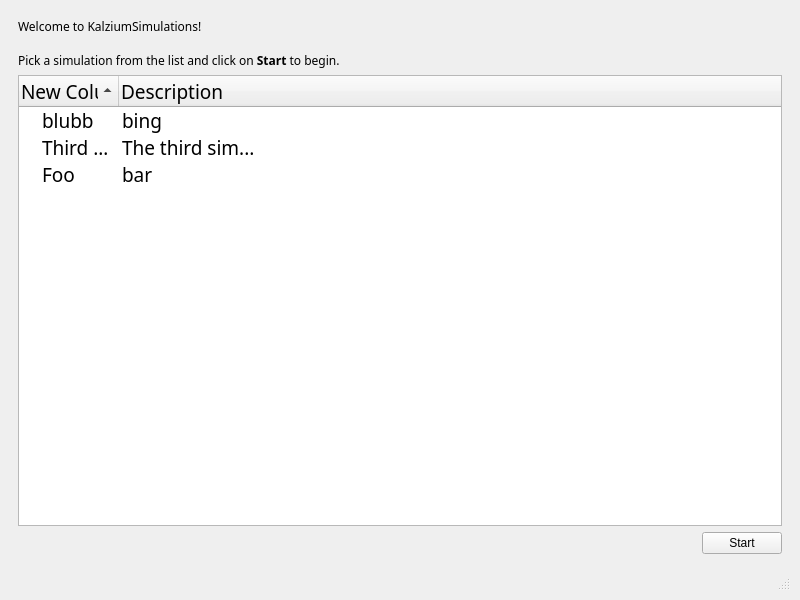
First picture: the form in simulations/maindialog.ui, repository KDE/kalzium, before the edit.
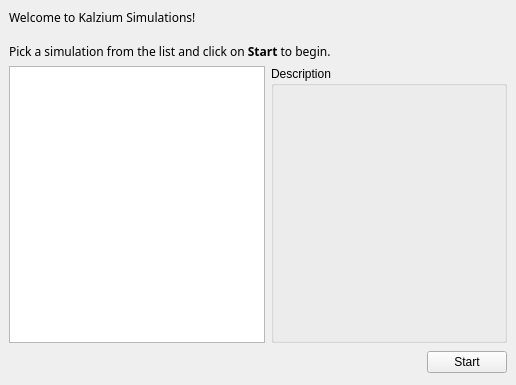
Second picture: the form after the edit.

Commit message: cer (i hope so) start dialog

```diff
--- a/simulations/maindialog.ui
+++ b/simulations/maindialog.ui
@@ -8,113 +8,133 @@
    <rect>
     <x>0</x>
     <y>0</y>
-    <width>800</width>
-    <height>600</height>
+    <width>516</width>
+    <height>385</height>
    </rect>
   </property>
   <property name="windowTitle" >
    <string>KalziumSimulations</string>
   </property>
-  <layout class="QGridLayout" >
+  <layout class="QVBoxLayout" >
    <property name="margin" >
     <number>9</number>
    </property>
    <property name="spacing" >
     <number>6</number>
    </property>
-   <item row="1" column="0" >
-    <widget class="QStatusBar" name="statusbar" />
+   <item>
+    <widget class="QLabel" name="label" >
+     <property name="text" >
+      <string>&lt;html>&lt;head>&lt;meta name="qrichtext" content="1" />&lt;/head>&lt;body style=" white-space: pre-wrap; font-family:Sans Serif; font-size:9pt; font-weight:400; font-style:normal; text-decoration:none;">&lt;p style=" margin-top:0px; margin-bottom:0px; margin-left:0px; margin-right:0px; -qt-block-indent:0; text-indent:0px;">Welcome to Kalzium Simulations!&lt;/p>&lt;p style="-qt-paragraph-type:empty; margin-top:0px; margin-bottom:0px; margin-left:0px; margin-right:0px; -qt-block-indent:0; text-indent:0px;">&lt;/p>&lt;p style=" margin-top:0px; margin-bottom:0px; margin-left:0px; margin-right:0px; -qt-block-indent:0; text-indent:0px;">Pick a simulation from the list and click on &lt;span style=" font-weight:600;">Start&lt;/span> to begin.&lt;/p>&lt;/body>&lt;/html></string>
+     </property>
+    </widget>
    </item>
-   <item row="0" column="0" >
-    <layout class="QGridLayout" >
+   <item>
+    <layout class="QHBoxLayout" >
      <property name="margin" >
-      <number>9</number>
+      <number>0</number>
      </property>
      <property name="spacing" >
       <number>6</number>
      </property>
-     <item row="1" column="0" colspan="2" >
-      <widget class="QTreeWidget" name="treeWidget" >
-       <property name="font" >
-        <font>
-         <family>Sans Serif</family>
-         <pointsize>14</pointsize>
-         <weight>50</weight>
-         <italic>false</italic>
-         <bold>false</bold>
-         <underline>false</underline>
-         <strikeout>false</strikeout>
-        </font>
+     <item>
+      <widget class="QListWidget" name="simulationList" >
+       <property name="sizePolicy" >
+        <sizepolicy>
+         <hsizetype>1</hsizetype>
+         <vsizetype>3</vsizetype>
+         <horstretch>0</horstretch>
+         <verstretch>0</verstretch>
+        </sizepolicy>
        </property>
-       <property name="uniformRowHeights" >
-        <bool>true</bool>
+       <property name="horizontalScrollBarPolicy" >
+        <enum>Qt::ScrollBarAlwaysOff</enum>
        </property>
-       <property name="sortingEnabled" >
+       <property name="alternatingRowColors" >
         <bool>true</bool>
        </property>
-       <column>
-        <property name="text" >
-         <string>New Column</string>
-        </property>
-       </column>
-       <column>
-        <property name="text" >
-         <string>Description</string>
-        </property>
-       </column>
-       <item>
-        <property name="text" >
-         <string>Foo</string>
-        </property>
-        <property name="text" >
-         <string>bar</string>
-        </property>
-       </item>
-       <item>
-        <property name="text" >
-         <string>blubb</string>
-        </property>
-        <property name="text" >
-         <string>bing</string>
-        </property>
-       </item>
-       <item>
-        <property name="text" >
-         <string>Third Sim</string>
-        </property>
-        <property name="text" >
-         <string>The third sim...</string>
-        </property>
-       </item>
       </widget>
      </item>
-     <item row="2" column="1" >
-      <widget class="QPushButton" name="startButton" >
-       <property name="text" >
-        <string>Start</string>
+     <item>
+      <widget class="QGroupBox" name="groupBox" >
+       <property name="sizePolicy" >
+        <sizepolicy>
+         <hsizetype>3</hsizetype>
+         <vsizetype>3</vsizetype>
+         <horstretch>0</horstretch>
+         <verstretch>0</verstretch>
+        </sizepolicy>
        </property>
-      </widget>
-     </item>
-     <item row="0" column="0" >
-      <widget class="QLabel" name="label" >
-       <property name="text" >
-        <string>&lt;html>&lt;head>&lt;meta name="qrichtext" content="1" />&lt;/head>&lt;body style=" white-space: pre-wrap; font-family:Sans Serif; font-size:9pt; font-weight:400; font-style:normal; text-decoration:none;">&lt;p style=" margin-top:0px; margin-bottom:0px; margin-left:0px; margin-right:0px; -qt-block-indent:0; text-indent:0px;">Welcome to KalziumSimulations!&lt;/p>&lt;p style="-qt-paragraph-type:empty; margin-top:0px; margin-bottom:0px; margin-left:0px; margin-right:0px; -qt-block-indent:0; text-indent:0px;">&lt;/p>&lt;p style=" margin-top:0px; margin-bottom:0px; margin-left:0px; margin-right:0px; -qt-block-indent:0; text-indent:0px;">Pick a simulation from the list and click on &lt;span style=" font-weight:600;">Start&lt;/span> to begin.&lt;/p>&lt;/body>&lt;/html></string>
+       <property name="title" >
+        <string>Description</string>
        </property>
+       <property name="checkable" >
+        <bool>false</bool>
+       </property>
+       <layout class="QVBoxLayout" >
+        <property name="margin" >
+         <number>9</number>
+        </property>
+        <property name="spacing" >
+         <number>6</number>
+        </property>
+        <item>
+         <widget class="QLabel" name="labelDescription" >
+          <property name="sizePolicy" >
+           <sizepolicy>
+            <hsizetype>3</hsizetype>
+            <vsizetype>3</vsizetype>
+            <horstretch>0</horstretch>
+            <verstretch>0</verstretch>
+           </sizepolicy>
+          </property>
+          <property name="text" >
+           <string/>
+          </property>
+          <property name="textFormat" >
+           <enum>Qt::PlainText</enum>
+          </property>
+          <property name="alignment" >
+           <set>Qt::AlignLeading|Qt::AlignLeft|Qt::AlignTop</set>
+          </property>
+          <property name="wordWrap" >
+           <bool>true</bool>
+          </property>
+         </widget>
+        </item>
+       </layout>
       </widget>
      </item>
-     <item row="2" column="0" >
+    </layout>
+   </item>
+   <item>
+    <layout class="QHBoxLayout" >
+     <property name="margin" >
+      <number>0</number>
+     </property>
+     <property name="spacing" >
+      <number>6</number>
+     </property>
+     <item>
       <spacer>
        <property name="orientation" >
         <enum>Qt::Horizontal</enum>
        </property>
        <property name="sizeHint" >
         <size>
-         <width>40</width>
-         <height>20</height>
+         <width>671</width>
+         <height>27</height>
         </size>
        </property>
       </spacer>
      </item>
+     <item>
+      <widget class="QPushButton" name="startButton" >
+       <property name="text" >
+        <string>Start</string>
+       </property>
+      </widget>
+     </item>
     </layout>
    </item>
   </layout>
```
The commit also changes 2 other files.
